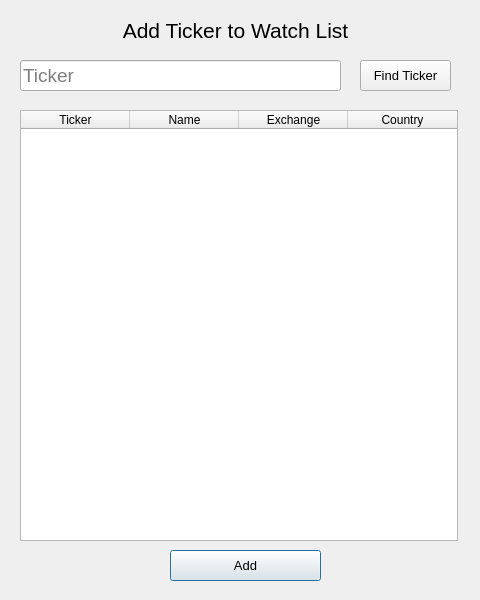
This is dialogWindow.ui in mimisanchelo/stock as Qt 5 draws it before an edit. The edited form follows.
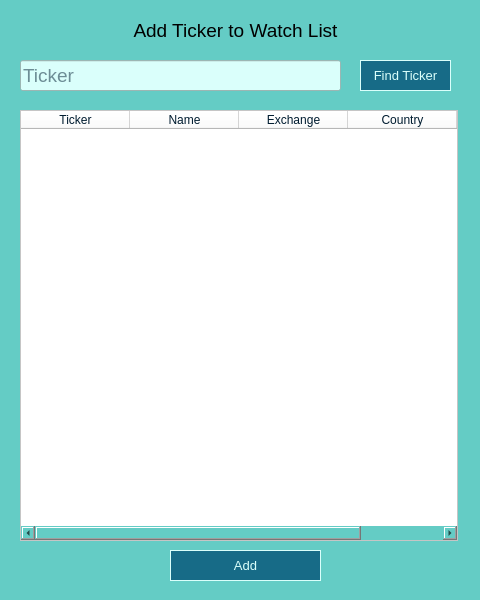
This is the edited form.

Diff of the .ui file:
```diff
--- a/dialogWindow.ui
+++ b/dialogWindow.ui
@@ -31,6 +31,9 @@
   <property name="windowTitle">
    <string>Find Ticker</string>
   </property>
+  <property name="styleSheet">
+   <string notr="true">background-color: rgb(100, 204, 197);</string>
+  </property>
   <widget class="QPushButton" name="pushButton_dialog_add">
    <property name="geometry">
     <rect>
@@ -42,9 +45,20 @@
    </property>
    <property name="font">
     <font>
+     <family>MS Shell Dlg 2</family>
      <pointsize>10</pointsize>
+     <weight>50</weight>
+     <italic>false</italic>
+     <bold>false</bold>
     </font>
    </property>
+   <property name="styleSheet">
+    <string notr="true">border-radius: 50;; border : 1px solid black; padding: 4 12; 
+background-color: rgb(23, 107, 135);
+border-color: rgb(218, 255, 251);
+color: rgb(218, 255, 251);
+font: 10pt &quot;MS Shell Dlg 2&quot;;</string>
+   </property>
    <property name="text">
     <string>Add</string>
    </property>
@@ -60,9 +74,17 @@
    </property>
    <property name="font">
     <font>
-     <pointsize>16</pointsize>
+     <family>MS Shell Dlg 2</family>
+     <pointsize>14</pointsize>
+     <weight>9</weight>
+     <italic>false</italic>
+     <bold>false</bold>
     </font>
    </property>
+   <property name="styleSheet">
+    <string notr="true">font: 75 14pt &quot;MS Shell Dlg 2&quot;;
+color: rgb((0, 28, 48));</string>
+   </property>
    <property name="text">
     <string>Add Ticker to Watch List</string>
    </property>
@@ -84,6 +106,11 @@
      <pointsize>14</pointsize>
     </font>
    </property>
+   <property name="styleSheet">
+    <string notr="true">background-color:  rgb(218, 255, 251);
+color: rgb(0, 28, 48);
+</string>
+   </property>
    <property name="text">
     <string/>
    </property>
@@ -100,6 +127,10 @@
      <height>431</height>
     </rect>
    </property>
+   <property name="styleSheet">
+    <string notr="true">background-color: rgb(255, 255, 255);
+color: rgb(0, 28, 48);</string>
+   </property>
    <attribute name="horizontalHeaderDefaultSectionSize">
     <number>109</number>
    </attribute>
@@ -143,6 +174,11 @@
      </font>
     </property>
    </column>
+   <column>
+    <property name="text">
+     <string>Currency</string>
+    </property>
+   </column>
   </widget>
   <widget class="QPushButton" name="pushButton_dialog_add_2">
    <property name="geometry">
@@ -155,9 +191,20 @@
    </property>
    <property name="font">
     <font>
+     <family>MS Shell Dlg 2</family>
      <pointsize>10</pointsize>
+     <weight>50</weight>
+     <italic>false</italic>
+     <bold>false</bold>
     </font>
    </property>
+   <property name="styleSheet">
+    <string notr="true">border-radius: 50;; border : 1px solid black; padding: 4 12; 
+background-color: rgb(23, 107, 135);
+border-color: rgb(218, 255, 251);
+color: rgb(218, 255, 251);
+font: 10pt &quot;MS Shell Dlg 2&quot;;</string>
+   </property>
    <property name="text">
     <string>Find Ticker</string>
    </property>
```
